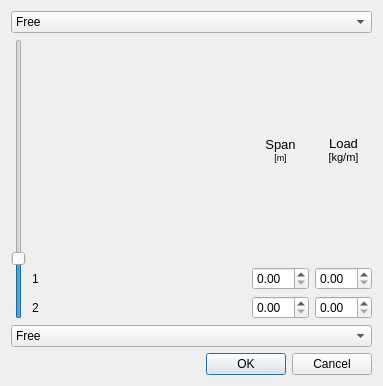
Qt form trussdialog.ui (tybor/monodes) before a commit.
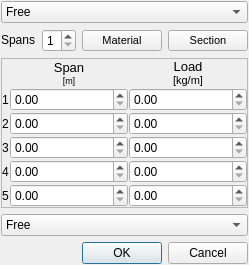
The same form after that commit.

Commit message: Beginning startup dialog

The edit to the form file:
```diff
--- a/trussdialog.ui
+++ b/trussdialog.ui
@@ -2,18 +2,19 @@
 <ui version="4.0">
  <class>TrussDialog</class>
  <widget class="QDialog" name="TrussDialog">
-  <property name="geometry">
-   <rect>
-    <x>0</x>
-    <y>0</y>
-    <width>383</width>
-    <height>386</height>
-   </rect>
+  <property name="enabled">
+   <bool>true</bool>
   </property>
   <property name="windowTitle">
    <string>Dialog</string>
   </property>
   <layout class="QVBoxLayout" name="verticalLayout">
+   <property name="sizeConstraint">
+    <enum>QLayout::SetMaximumSize</enum>
+   </property>
+   <property name="margin">
+    <number>1</number>
+   </property>
    <item>
     <widget class="QComboBox" name="left_bearing">
      <item>
@@ -35,38 +36,84 @@
    </item>
    <item>
     <layout class="QHBoxLayout" name="horizontalLayout">
+     <property name="sizeConstraint">
+      <enum>QLayout::SetDefaultConstraint</enum>
+     </property>
      <item>
-      <widget class="QSlider" name="verticalSlider">
+      <widget class="QLabel" name="label_spans">
+       <property name="sizePolicy">
+        <sizepolicy hsizetype="Preferred" vsizetype="Maximum">
+         <horstretch>0</horstretch>
+         <verstretch>0</verstretch>
+        </sizepolicy>
+       </property>
+       <property name="text">
+        <string>Spans</string>
+       </property>
+       <property name="buddy">
+        <cstring>spans_count</cstring>
+       </property>
+      </widget>
+     </item>
+     <item>
+      <widget class="QSpinBox" name="spans_count">
+       <property name="minimum">
+        <number>1</number>
+       </property>
        <property name="maximum">
-        <number>10</number>
+        <number>5</number>
        </property>
-       <property name="pageStep">
-        <number>3</number>
+      </widget>
+     </item>
+     <item>
+      <widget class="QPushButton" name="material_button">
+       <property name="font">
+        <font>
+         <pointsize>8</pointsize>
+        </font>
        </property>
-       <property name="value">
-        <number>2</number>
+       <property name="text">
+        <string>Material</string>
        </property>
-       <property name="orientation">
-        <enum>Qt::Vertical</enum>
-       </property>
       </widget>
      </item>
      <item>
-      <layout class="QGridLayout" name="gridLayout">
-       <item row="1" column="2">
-        <widget class="QDoubleSpinBox" name="doubleSpinBox_2">
-         <property name="sizePolicy">
-          <sizepolicy hsizetype="Maximum" vsizetype="Fixed">
-           <horstretch>0</horstretch>
-           <verstretch>0</verstretch>
-          </sizepolicy>
-         </property>
-        </widget>
-       </item>
+      <widget class="QPushButton" name="section_button">
+       <property name="font">
+        <font>
+         <pointsize>8</pointsize>
+        </font>
+       </property>
+       <property name="text">
+        <string>Section</string>
+       </property>
+      </widget>
+     </item>
+    </layout>
+   </item>
+   <item>
+    <widget class="QScrollArea" name="scrollArea">
+     <property name="sizePolicy">
+      <sizepolicy hsizetype="MinimumExpanding" vsizetype="MinimumExpanding">
+       <horstretch>0</horstretch>
+       <verstretch>0</verstretch>
+      </sizepolicy>
+     </property>
+     <property name="widgetResizable">
+      <bool>true</bool>
+     </property>
+     <widget class="QWidget" name="scrollAreaWidgetContents">
+      <layout class="QGridLayout" name="gridLayout" columnstretch="0,1,1">
+       <property name="margin">
+        <number>0</number>
+       </property>
+       <property name="spacing">
+        <number>1</number>
+       </property>
        <item row="0" column="1">
         <widget class="QLabel" name="label">
          <property name="sizePolicy">
-          <sizepolicy hsizetype="Preferred" vsizetype="Minimum">
+          <sizepolicy hsizetype="Preferred" vsizetype="Maximum">
            <horstretch>0</horstretch>
            <verstretch>0</verstretch>
           </sizepolicy>
@@ -82,9 +129,9 @@
         </widget>
        </item>
        <item row="0" column="2">
-        <widget class="QLabel" name="label_2">
+        <widget class="QLabel" name="label_load">
          <property name="sizePolicy">
-          <sizepolicy hsizetype="Preferred" vsizetype="Minimum">
+          <sizepolicy hsizetype="Preferred" vsizetype="Maximum">
            <horstretch>0</horstretch>
            <verstretch>0</verstretch>
           </sizepolicy>
@@ -100,24 +147,23 @@
         </widget>
        </item>
        <item row="1" column="0">
-        <widget class="QLabel" name="label_3">
+        <widget class="QLabel" name="label_1">
+         <property name="enabled">
+          <bool>true</bool>
+         </property>
          <property name="text">
           <string>1</string>
          </property>
         </widget>
        </item>
        <item row="1" column="1">
-        <widget class="QDoubleSpinBox" name="doubleSpinBox">
-         <property name="sizePolicy">
-          <sizepolicy hsizetype="Maximum" vsizetype="Fixed">
-           <horstretch>0</horstretch>
-           <verstretch>0</verstretch>
-          </sizepolicy>
-         </property>
-        </widget>
+        <widget class="QDoubleSpinBox" name="span1"/>
+       </item>
+       <item row="1" column="2">
+        <widget class="QDoubleSpinBox" name="load1"/>
        </item>
        <item row="2" column="0">
-        <widget class="QLabel" name="label_4">
+        <widget class="QLabel" name="label_2">
          <property name="text">
           <string>2</string>
          </property>
@@ -127,11 +173,59 @@
         <widget class="QDoubleSpinBox" name="doubleSpinBox_3"/>
        </item>
        <item row="2" column="2">
-        <widget class="QDoubleSpinBox" name="doubleSpinBox_4"/>
+        <widget class="QDoubleSpinBox" name="load2"/>
+       </item>
+       <item row="3" column="0">
+        <widget class="QLabel" name="label_3">
+         <property name="text">
+          <string>3</string>
+         </property>
+         <property name="buddy">
+          <cstring>span3</cstring>
+         </property>
+        </widget>
+       </item>
+       <item row="3" column="1">
+        <widget class="QDoubleSpinBox" name="span3"/>
+       </item>
+       <item row="3" column="2">
+        <widget class="QDoubleSpinBox" name="load3"/>
+       </item>
+       <item row="4" column="0">
+        <widget class="QLabel" name="label_4">
+         <property name="text">
+          <string>4</string>
+         </property>
+         <property name="buddy">
+          <cstring>span4</cstring>
+         </property>
+        </widget>
+       </item>
+       <item row="4" column="1">
+        <widget class="QDoubleSpinBox" name="span4"/>
+       </item>
+       <item row="4" column="2">
+        <widget class="QDoubleSpinBox" name="load4"/>
+       </item>
+       <item row="5" column="0">
+        <widget class="QLabel" name="label_5">
+         <property name="text">
+          <string>5</string>
+         </property>
+         <property name="buddy">
+          <cstring>span5</cstring>
+         </property>
+        </widget>
+       </item>
+       <item row="5" column="1">
+        <widget class="QDoubleSpinBox" name="span5"/>
+       </item>
+       <item row="5" column="2">
+        <widget class="QDoubleSpinBox" name="load5"/>
        </item>
       </layout>
-     </item>
-    </layout>
+     </widget>
+    </widget>
    </item>
    <item>
     <widget class="QComboBox" name="right_bearing">
```
Left out of the diff: 39 changed lines with no effect on the pictures. The commit also changes 4 other files.
